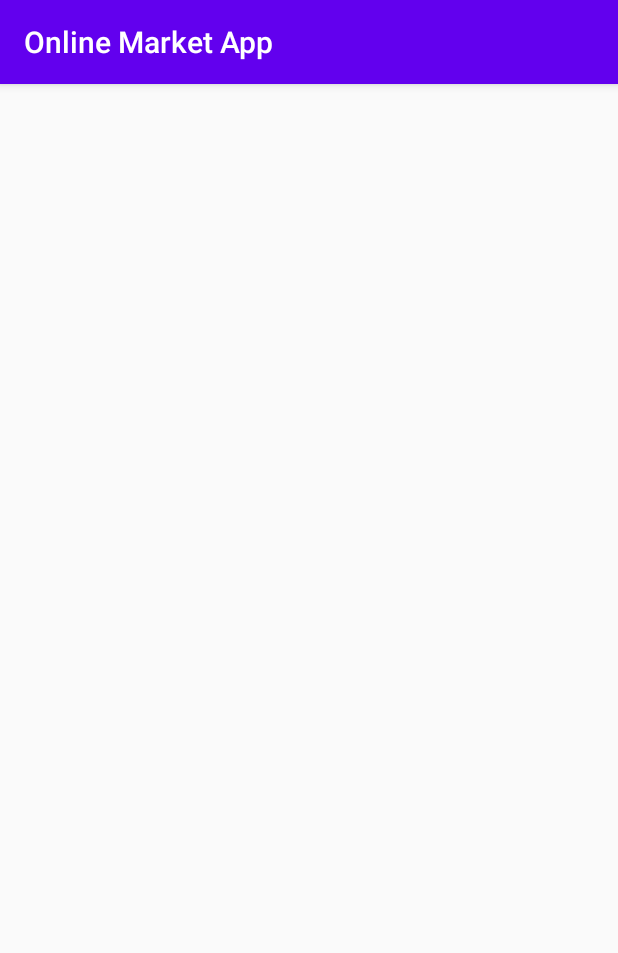
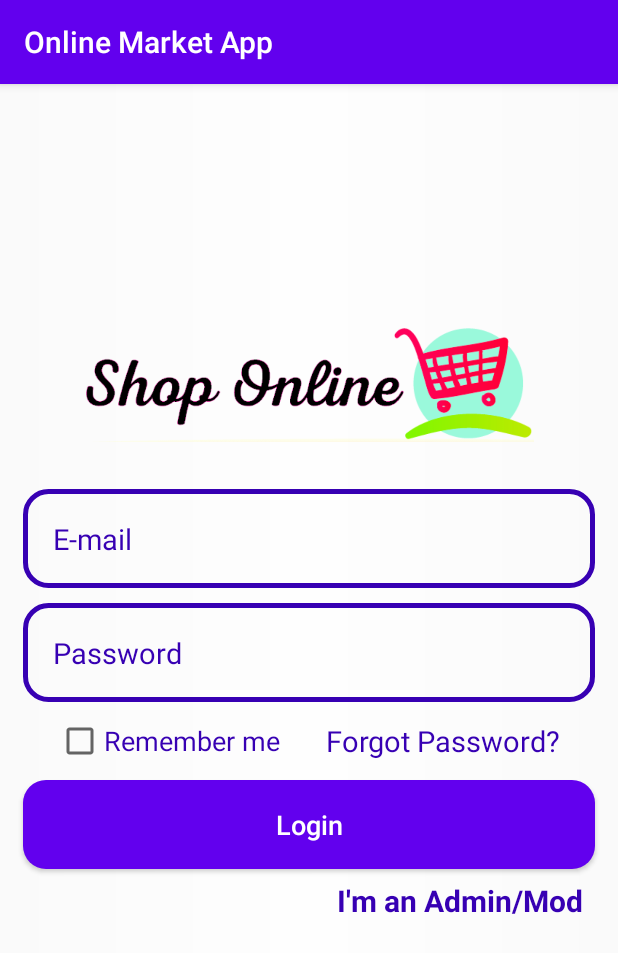
Before and after one commit to Petrified0110/OnlineMarketApp, an Android app: the LoginActivity screen opened directly, with no data from a screen before it, on a phone screen of 412 x 824 dp. Shown: the top 953 px of the screen. Run offline under Robolectric (Android 15) with nearby library versions, the phone set to English and light mode, and no system bars; our stand-ins replace Firebase (no records; nobody signed in at launch, a user with empty details on screens opened directly); 1 statement that could not run was skipped.

Commit message:
Added Login UI

```diff
--- a/app/src/main/res/layout/activity_login.xml
+++ b/app/src/main/res/layout/activity_login.xml
@@ -5,6 +5,133 @@
     xmlns:tools="http://schemas.android.com/tools"
     android:layout_width="match_parent"
     android:layout_height="match_parent"
+    android:background="@drawable/welcome"
     tools:context=".LoginActivity">
 
+    <ImageView
+        android:id="@+id/login_applogo"
+        android:layout_width="300dp"
+        android:layout_height="100dp"
+        android:src="@drawable/applogo"
+        android:layout_centerHorizontal="true"
+        android:layout_marginTop="150dp"
+        />
+
+    <EditText
+        android:id="@+id/login_email_input"
+        android:layout_width="match_parent"
+        android:layout_height="wrap_content"
+        android:layout_below="@+id/login_applogo"
+        android:background="@drawable/input_design"
+        android:padding="20dp"
+        android:layout_marginTop="20dp"
+        android:layout_marginLeft="15dp"
+        android:layout_marginRight="15dp"
+        android:hint="E-mail"
+        android:inputType="textEmailAddress"
+        android:textColor="@color/colorPrimaryDark"
+        android:textColorHint="@color/colorPrimaryDark"
+        android:textSize="19sp"
+        android:autofillHints="e-mail" />
+
+
+    <EditText
+        android:id="@+id/login_password_input"
+        android:layout_width="match_parent"
+        android:layout_height="wrap_content"
+        android:layout_below="@+id/login_email_input"
+        android:background="@drawable/input_design"
+        android:padding="20dp"
+        android:layout_marginLeft="15dp"
+        android:layout_marginRight="15dp"
+        android:layout_marginTop="10dp"
+        android:hint="Password"
+        android:inputType="textPassword"
+        android:textColor="@color/colorPrimaryDark"
+        android:textColorHint="@color/colorPrimaryDark"
+        android:textSize="19sp"
+        android:autofillHints="password" />
+
+    <LinearLayout
+        android:id="@+id/linear_layout_1"
+        android:layout_width="match_parent"
+        android:layout_height="wrap_content"
+        android:orientation="horizontal"
+        android:layout_below="@+id/login_password_input"
+        android:layout_marginTop="10dp"
+        android:gravity="center"
+        >
+
+        <CheckBox
+            android:id="@+id/remember_me_chkb"
+            android:layout_width="wrap_content"
+            android:layout_height="wrap_content"
+            android:text="Remember me"
+            android:textColor="@color/colorPrimaryDark"
+            android:gravity="center_vertical"
+            android:textSize="18sp"
+            android:layout_marginEnd="15dp"
+            />
+
+        <TextView
+            android:id="@+id/forget_password_link"
+            android:layout_width="wrap_content"
+            android:layout_height="wrap_content"
+            android:text="Forgot Password?"
+            android:textColor="@color/colorPrimaryDark"
+            android:textSize="19sp"
+            android:layout_marginStart="15dp"
+            />
+
+    </LinearLayout>
+
+
+    <Button
+        android:id="@+id/login_btn"
+        android:layout_width="match_parent"
+        android:layout_height="wrap_content"
+        android:layout_below="@+id/linear_layout_1"
+        android:layout_marginTop="10dp"
+        android:layout_marginLeft="15dp"
+        android:layout_marginRight="15dp"
+        android:background="@drawable/buttons"
+        android:padding="17dp"
+        android:textAllCaps="false"
+        android:textSize="18sp"
+        android:text="Login"
+        android:textColor="@android:color/white"
+        />
+
+
+    <TextView
+        android:id="@+id/admin_panel_link"
+        android:layout_width="wrap_content"
+        android:layout_height="wrap_content"
+        android:text="I'm an Admin/Mod"
+        android:layout_alignParentEnd="true"
+        android:layout_below="@+id/login_btn"
+        android:textColor="@color/colorPrimaryDark"
+        android:textSize="20sp"
+        android:textStyle="bold"
+        android:layout_marginStart="80dp"
+        android:layout_marginEnd="23dp"
+        android:layout_marginTop="7dp"
+        />
+
+
+    <TextView
+        android:id="@+id/not_admin_panel_link"
+        android:layout_width="wrap_content"
+        android:layout_height="wrap_content"
+        android:text="I'm not an Admin?"
+        android:layout_alignParentStart="true"
+        android:layout_below="@+id/login_btn"
+        android:textColor="@color/colorPrimaryDark"
+        android:textSize="20sp"
+        android:textStyle="bold"
+        android:layout_marginStart="25dp"
+        android:layout_marginTop="7dp"
+        android:visibility="invisible"
+        />
+
 </RelativeLayout>
```
